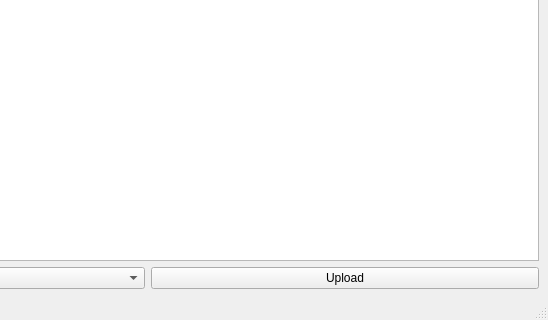
Qt form mainwindow.ui (SimiThePro/SensorenAppQT) before a commit; both pictures show x 252 to 800 and y 280 to 600 of the 800 by 600 pixel window.
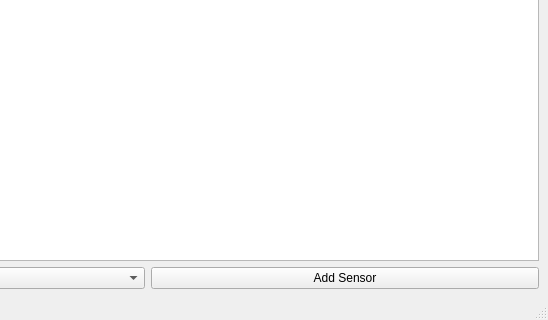
The same form after that commit.

Commit message: Added functionality so the available pins of the Sensor are shown

```diff
--- a/mainwindow.ui
+++ b/mainwindow.ui
@@ -26,7 +26,7 @@
       <item>
        <widget class="QPushButton" name="pushButton_2">
         <property name="text">
-         <string>Upload</string>
+         <string>Add Sensor</string>
         </property>
        </widget>
       </item>
```
The commit also changes 6 other files.
